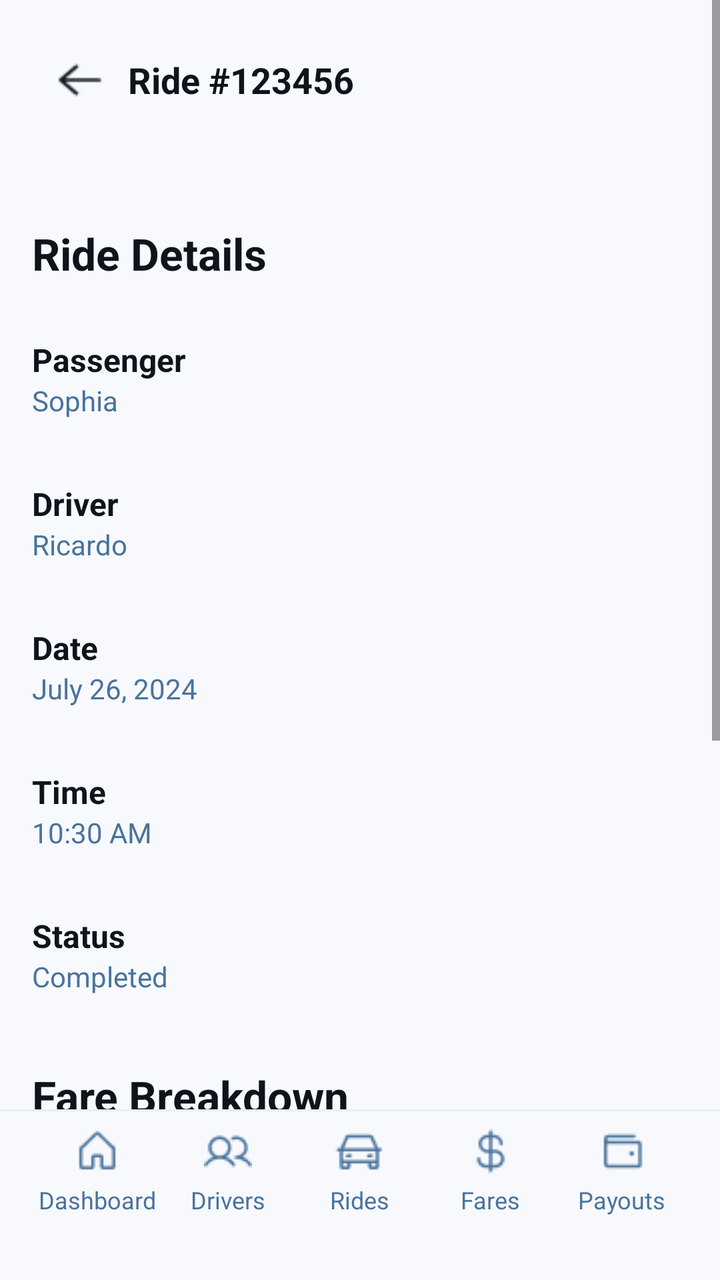
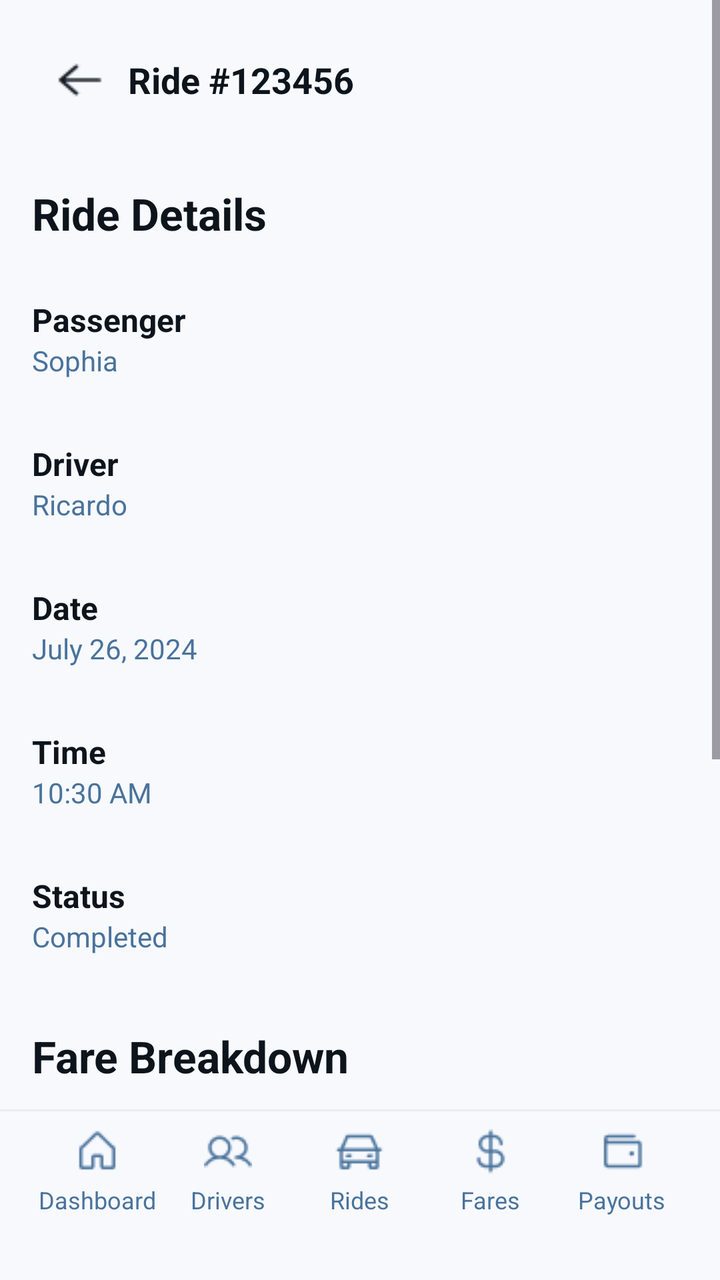

The first picture is an Android layout as it rendered before a commit; the second is the same layout after the commit. The layout source and the unified diff follow.
<!-- AndroidManifest.xml: application theme Theme.Tricycle_app -->
<!-- res/layout/adminridedetails.xml -->
<?xml version="1.0" encoding="utf-8"?>
<LinearLayout xmlns:android="http://schemas.android.com/apk/res/android"
    android:layout_width="match_parent"
    android:layout_height="match_parent"
    android:orientation="vertical"
    android:background="#F7F9FD">

    <ScrollView
        android:layout_width="match_parent"
        android:layout_height="0dp"
        android:layout_weight="1"
        android:fillViewport="true">

        <LinearLayout
            android:layout_width="match_parent"
            android:layout_height="wrap_content"
            android:orientation="vertical"
            android:paddingBottom="40dp">

            <LinearLayout
                android:layout_width="match_parent"
                android:layout_height="wrap_content"
                android:orientation="horizontal"
                android:gravity="center_vertical"
                android:paddingTop="16dp"
                android:paddingBottom="8dp"
                android:paddingStart="16dp"
                android:paddingEnd="16dp"
                android:background="#F7F9FD">

                <LinearLayout
                    android:layout_width="48dp"
                    android:layout_height="48dp"
                    android:gravity="center">

                    <View
                        android:layout_width="28dp"
                        android:layout_height="24dp"
                        android:background="@drawable/arrow" />
                </LinearLayout>

                <TextView
                    android:layout_width="wrap_content"
                    android:layout_height="wrap_content"
                    android:text="Ride #123456"
                    android:textSize="18sp"
                    android:textStyle="bold"
                    android:textColor="#0D141C"
                    android:paddingEnd="48dp"/>
            </LinearLayout>

            <View
                android:layout_width="match_parent"
                android:layout_height="20dp"
                android:background="#F7F9FD"/>

            <TextView
                android:layout_width="match_parent"
                android:layout_height="wrap_content"
                android:text="Ride Details"
                android:textSize="22sp"
                android:textStyle="bold"
                android:textColor="#0D141C"
                android:paddingStart="16dp"
                android:paddingTop="20dp"
                android:paddingBottom="12dp"/>

            <LinearLayout
                android:layout_width="match_parent"
                android:layout_height="72dp"
                android:orientation="horizontal"
                android:gravity="center_vertical"
                android:paddingStart="16dp"
                android:paddingEnd="16dp"
                android:background="#F7F9FD">

                <LinearLayout
                    android:layout_width="0dp"
                    android:layout_weight="1"
                    android:layout_height="wrap_content"
                    android:orientation="vertical">
                    <TextView
                        android:layout_width="wrap_content"
                        android:layout_height="wrap_content"
                        android:text="Passenger"
                        android:textSize="16sp"
                        android:textStyle="bold"
                        android:textColor="#0D141C"/>
                    <TextView
                        android:layout_width="wrap_content"
                        android:layout_height="wrap_content"
                        android:text="Sophia"
                        android:textSize="14sp"
                        android:textColor="#4A739C"/>
                </LinearLayout>
            </LinearLayout>

            <LinearLayout
                android:layout_width="match_parent"
                android:layout_height="72dp"
                android:orientation="horizontal"
                android:gravity="center_vertical"
                android:paddingStart="16dp"
                android:paddingEnd="16dp"
                android:background="#F7F9FD">

                <LinearLayout
                    android:layout_width="0dp"
                    android:layout_weight="1"
                    android:layout_height="wrap_content"
                    android:orientation="vertical">
                    <TextView
                        android:layout_width="wrap_content"
                        android:layout_height="wrap_content"
                        android:text="Driver"
                        android:textSize="16sp"
                        android:textStyle="bold"
                        android:textColor="#0D141C"/>
                    <TextView
                        android:layout_width="wrap_content"
                        android:layout_height="wrap_content"
                        android:text="Ricardo"
                        android:textSize="14sp"
                        android:textColor="#4A739C"/>
                </LinearLayout>
            </LinearLayout>

            <LinearLayout
                android:layout_width="match_parent"
                android:layout_height="72dp"
                android:orientation="horizontal"
                android:gravity="center_vertical"
                android:paddingStart="16dp"
                android:paddingEnd="16dp"
                android:background="#F7F9FD">

                <LinearLayout
                    android:layout_width="0dp"
                    android:layout_weight="1"
                    android:layout_height="wrap_content"
                    android:orientation="vertical">
                    <TextView
                        android:layout_width="wrap_content"
                        android:layout_height="wrap_content"
                        android:text="Date"
                        android:textSize="16sp"
                        android:textStyle="bold"
                        android:textColor="#0D141C"/>
                    <TextView
                        android:layout_width="wrap_content"
                        android:layout_height="wrap_content"
                        android:text="July 26, 2024"
                        android:textSize="14sp"
                        android:textColor="#4A739C"/>
                </LinearLayout>
            </LinearLayout>

            <LinearLayout
                android:layout_width="match_parent"
                android:layout_height="72dp"
                android:orientation="horizontal"
                android:gravity="center_vertical"
                android:paddingStart="16dp"
                android:paddingEnd="16dp"
                android:background="#F7F9FD">

                <LinearLayout
                    android:layout_width="0dp"
                    android:layout_weight="1"
                    android:layout_height="wrap_content"
                    android:orientation="vertical">
                    <TextView
                        android:layout_width="wrap_content"
                        android:layout_height="wrap_content"
                        android:text="Time"
                        android:textSize="16sp"
                        android:textStyle="bold"
                        android:textColor="#0D141C"/>
                    <TextView
                        android:layout_width="wrap_content"
                        android:layout_height="wrap_content"
                        android:text="10:30 AM"
                        android:textSize="14sp"
                        android:textColor="#4A739C"/>
                </LinearLayout>
            </LinearLayout>

            <LinearLayout
                android:layout_width="match_parent"
                android:layout_height="72dp"
                android:orientation="horizontal"
                android:gravity="center_vertical"
                android:paddingStart="16dp"
                android:paddingEnd="16dp"
                android:background="#F7F9FD">

                <LinearLayout
                    android:layout_width="0dp"
                    android:layout_weight="1"
                    android:layout_height="wrap_content"
                    android:orientation="vertical">
                    <TextView
                        android:layout_width="wrap_content"
                        android:layout_height="wrap_content"
                        android:text="Status"
                        android:textSize="16sp"
                        android:textStyle="bold"
                        android:textColor="#0D141C"/>
                    <TextView
                        android:layout_width="wrap_content"
                        android:layout_height="wrap_content"
                        android:text="Completed"
                        android:textSize="14sp"
                        android:textColor="#4A739C"/>
                </LinearLayout>
            </LinearLayout>

            <TextView
                android:layout_width="match_parent"
                android:layout_height="wrap_content"
                android:text="Fare Breakdown"
                android:textSize="22sp"
                android:textStyle="bold"
                android:textColor="#0D141C"
                android:paddingStart="16dp"
                android:paddingTop="20dp"
                android:paddingBottom="12dp"/>

            <LinearLayout
                android:layout_width="match_parent"
                android:layout_height="72dp"
                android:orientation="horizontal"
                android:gravity="center_vertical"
                android:paddingStart="16dp"
                android:paddingEnd="16dp"
                android:background="#F7F9FD">

                <LinearLayout
                    android:layout_width="0dp"
                    android:layout_weight="1"
                    android:layout_height="wrap_content"
                    android:orientation="vertical">
                    <TextView
                        android:layout_width="wrap_content"
                        android:layout_height="wrap_content"
                        android:text="Base Fare"
                        android:textSize="16sp"
                        android:textStyle="bold"
                        android:textColor="#0D141C"/>
                    <TextView
                        android:layout_width="wrap_content"
                        android:layout_height="wrap_content"
                        android:text="₱15"
                        android:textSize="14sp"
                        android:textColor="#4A739C"/>
                </LinearLayout>
            </LinearLayout>

            <LinearLayout
                android:layout_width="match_parent"
                android:layout_height="72dp"
                android:orientation="horizontal"
                android:gravity="center_vertical"
                android:paddingStart="16dp"
                android:paddingEnd="16dp"
                android:background="#F7F9FD">

                <LinearLayout
                    android:layout_width="0dp"
                    android:layout_weight="1"
                    android:layout_height="wrap_content"
                    android:orientation="vertical">
                    <TextView
                        android:layout_width="wrap_content"
                        android:layout_height="wrap_content"
                        android:text="Distance Fare"
                        android:textSize="16sp"
                        android:textStyle="bold"
                        android:textColor="#0D141C"/>
                    <TextView
                        android:layout_width="wrap_content"
                        android:layout_height="wrap_content"
                        android:text="₱0"
                        android:textSize="14sp"
                        android:textColor="#4A739C"/>
                </LinearLayout>
            </LinearLayout>


            <LinearLayout
                android:layout_width="match_parent"
                android:layout_height="72dp"
                android:orientation="horizontal"
                android:gravity="center_vertical"
                android:paddingStart="16dp"
                android:paddingEnd="16dp"
                android:background="#F7F9FD">

                <LinearLayout
                    android:layout_width="0dp"
                    android:layout_weight="1"
                    android:layout_height="wrap_content"
                    android:orientation="vertical">
                    <TextView
                        android:layout_width="wrap_content"
                        android:layout_height="wrap_content"
                        android:text="Total Fare"
                        android:textSize="16sp"
                        android:textStyle="bold"
                        android:textColor="#0D141C"/>
                    <TextView
                        android:layout_width="wrap_content"
                        android:layout_height="wrap_content"
                        android:text="₱15"
                        android:textSize="14sp"
                        android:textColor="#4A739C"/>
                </LinearLayout>
            </LinearLayout>

        </LinearLayout>
    </ScrollView>

    <include layout="@layout/adminnavbar" />

</LinearLayout>
<!-- res/layout/adminnavbar.xml (included above) -->
<?xml version="1.0" encoding="utf-8"?>
<LinearLayout xmlns:android="http://schemas.android.com/apk/res/android"
    android:layout_width="match_parent"
    android:layout_height="wrap_content"
    android:orientation="vertical">

    <View
        android:layout_width="match_parent"
        android:layout_height="1dp"
        android:background="#E8EDF5"/>

    <LinearLayout
        android:layout_width="match_parent"
        android:layout_height="wrap_content"
        android:orientation="horizontal"
        android:background="#F7F9FD"
        android:paddingTop="8dp"
        android:paddingBottom="12dp"
        android:paddingStart="16dp"
        android:paddingEnd="16dp">

        <LinearLayout
            android:id="@+id/nav_dashboard"
            android:layout_width="0dp"
            android:layout_height="wrap_content"
            android:layout_weight="1"
            android:orientation="vertical"
            android:gravity="center"
            android:clickable="true"
            android:focusable="true">

            <View
                android:layout_width="24dp"
                android:layout_height="24dp"
                android:background="@drawable/home" />

            <TextView
                android:layout_width="wrap_content"
                android:layout_height="wrap_content"
                android:text="Dashboard"
                android:textSize="12sp"
                android:textColor="#4A739C"
                android:layout_marginTop="4dp"/>
        </LinearLayout>

        <LinearLayout
            android:id="@+id/nav_drivers"
            android:layout_width="0dp"
            android:layout_height="wrap_content"
            android:layout_weight="1"
            android:orientation="vertical"
            android:gravity="center"
            android:clickable="true"
            android:focusable="true">

            <View
                android:layout_width="24dp"
                android:layout_height="24dp"
                android:background="@drawable/users" />

            <TextView
                android:layout_width="wrap_content"
                android:layout_height="wrap_content"
                android:text="Drivers"
                android:textSize="12sp"
                android:textColor="#4A739C"
                android:layout_marginTop="4dp"/>
        </LinearLayout>

        <LinearLayout
            android:id="@+id/nav_rides"
            android:layout_width="0dp"
            android:layout_height="wrap_content"
            android:layout_weight="1"
            android:orientation="vertical"
            android:gravity="center"
            android:clickable="true"
            android:focusable="true">

            <View
                android:layout_width="24dp"
                android:layout_height="24dp"
                android:background="@drawable/ride" />

            <TextView
                android:layout_width="wrap_content"
                android:layout_height="wrap_content"
                android:text="Rides"
                android:textSize="12sp"
                android:textColor="#4A739C"
                android:layout_marginTop="4dp"/>
        </LinearLayout>

        <LinearLayout
            android:id="@+id/nav_fares"
            android:layout_width="0dp"
            android:layout_height="wrap_content"
            android:layout_weight="1"
            android:orientation="vertical"
            android:gravity="center"
            android:clickable="true"
            android:focusable="true">

            <View
                android:layout_width="24dp"
                android:layout_height="24dp"
                android:background="@drawable/money" />

            <TextView
                android:layout_width="wrap_content"
                android:layout_height="wrap_content"
                android:text="Fares"
                android:textSize="12sp"
                android:textColor="#4A739C"
                android:layout_marginTop="4dp"/>
        </LinearLayout>

        <LinearLayout
            android:id="@+id/nav_payouts"
            android:layout_width="0dp"
            android:layout_height="wrap_content"
            android:layout_weight="1"
            android:orientation="vertical"
            android:gravity="center"
            android:clickable="true"
            android:focusable="true">

            <View
                android:layout_width="24dp"
                android:layout_height="24dp"
                android:background="@drawable/payout" />

            <TextView
                android:layout_width="wrap_content"
                android:layout_height="wrap_content"
                android:text="Payouts"
                android:textSize="12sp"
                android:textColor="#4A739C"
                android:layout_marginTop="4dp"/>
        </LinearLayout>

    </LinearLayout>

    <View
        android:layout_width="match_parent"
        android:layout_height="20dp"
        android:background="#F7F9FD"/>

</LinearLayout>
<!-- resources referenced by this layout -->
<resources>
  <!-- drawable arrow: png bitmap (drawable, 284 bytes) -->
  <!-- drawable home: png bitmap (drawable, 468 bytes) -->
  <!-- drawable money: png bitmap (drawable, 640 bytes) -->
  <!-- drawable payout: png bitmap (drawable, 415 bytes) -->
  <!-- drawable ride: png bitmap (drawable, 550 bytes) -->
  <!-- drawable users: png bitmap (drawable, 770 bytes) -->
  <style name="Theme.Tricycle_app" parent="Base.Theme.Tricycle_app" />
  <style name="Base.Theme.Tricycle_app" parent="Theme.Material3.DayNight.NoActionBar">
          
          
      </style>
</resources>

<!-- the commit's change to res/layout/adminridedetails.xml (unified diff, before → after) -->
@@ -48,11 +48,6 @@
                     android:textColor="#0D141C"
                     android:paddingEnd="48dp"/>
             </LinearLayout>
-
-            <View
-                android:layout_width="match_parent"
-                android:layout_height="20dp"
-                android:background="#F7F9FD"/>
 
             <TextView
                 android:layout_width="match_parent"
